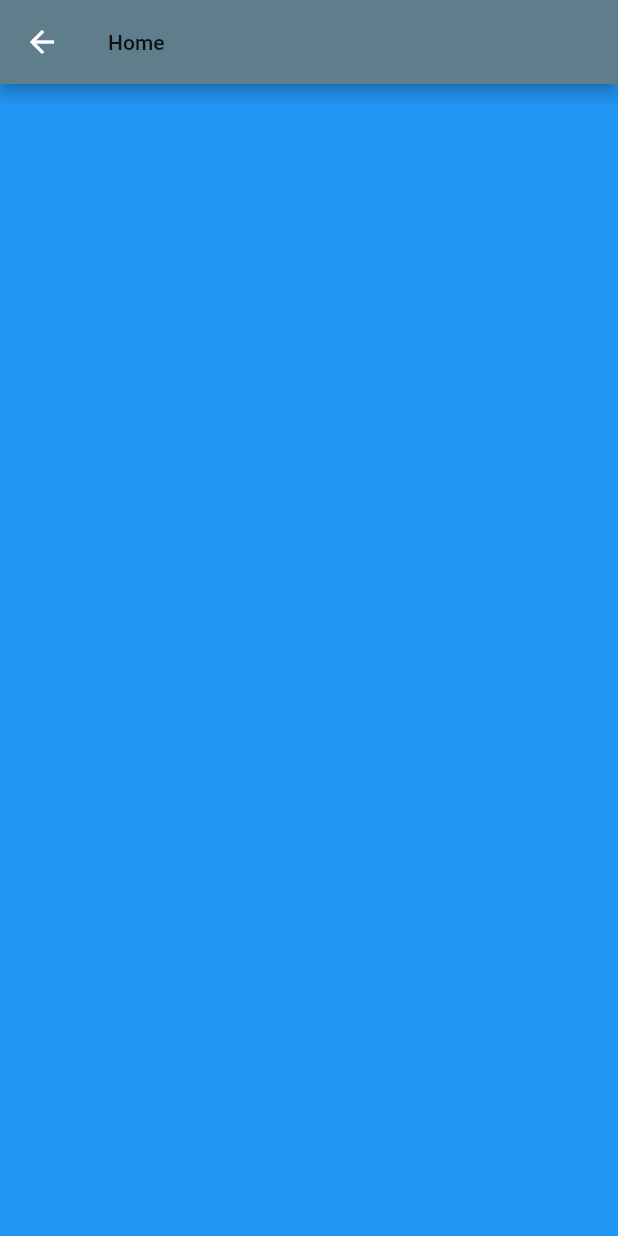
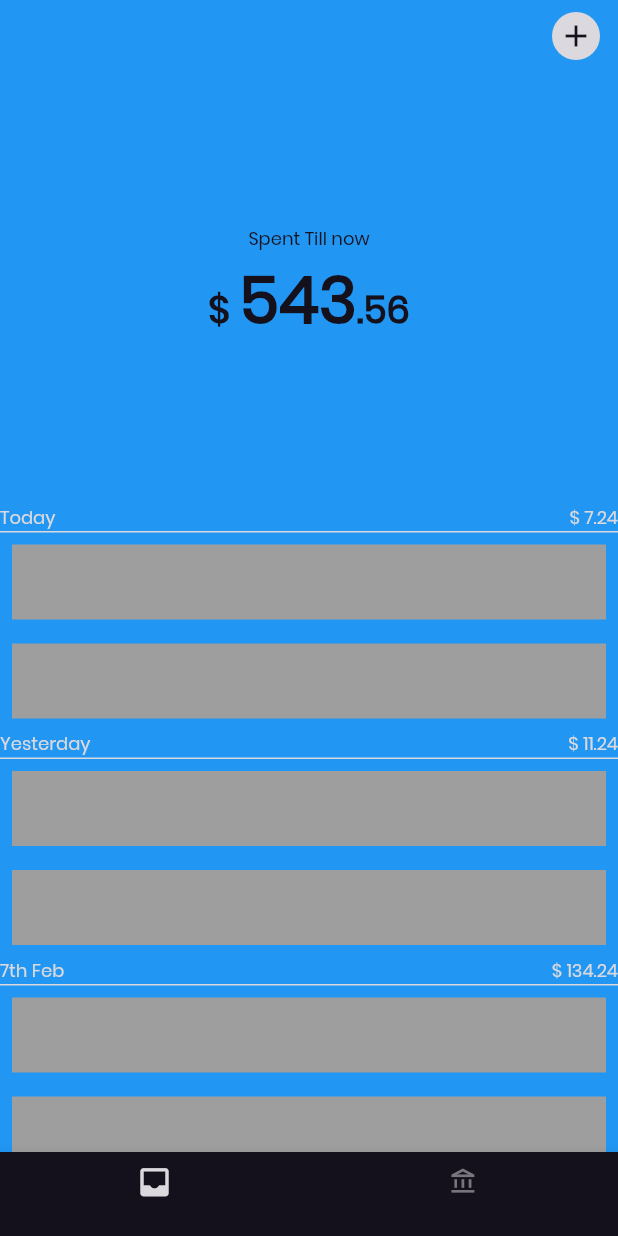
Before and after one commit to DevRaunak/expenser_113, a Flutter app: the HomePage screen opened directly, on a phone screen of 412 x 824 dp. Run offline on Flutter 3.47's test engine with Material 2 defaults, Android fonts, the phone set to English and light mode, and no system bars; our stand-ins replace bloc, flutter_bloc, shared_preferences, sqflite; accounts and stored records are empty.

Commit message:
Transaction Page Ui Completed

```diff
--- a/lib/constants.dart
+++ b/lib/constants.dart
@@ -2,4 +2,125 @@ class Constants{
 
   static const APPNAME = 'Expenser';
 
+  static const arrTransaction = [
+    {
+      'day':'Today',
+      'amt':'7.24',
+      'transactions': [
+        {
+          'image':'assets/images/expense_type/popcorn.png',
+          'title':'Movie Tickets',
+          'desc':'with friends',
+          'amt':'49.0',
+          'balance':'125.75'
+        },
+        {
+          'image':'assets/images/expense_type/hawaiian-shirt.png',
+          'title':'Shopping',
+          'desc':'3 T-shirts and Jeans',
+          'amt':'70.0',
+          'balance':'132.75'
+        }
+      ]
+    },
+
+    {
+      'day':'Yesterday',
+      'amt':'11.24',
+      'transactions': [
+        {
+          'image':'assets/images/expense_type/smartphone.png',
+          'title':'Online food',
+          'desc':'from Zomato',
+          'amt':'39.0',
+          'balance':'164.75'
+        },
+
+        {
+          'image':'assets/images/expense_type/smartphone.png',
+          'title':'Online food',
+          'desc':'from Zomato',
+          'amt':'39.0',
+          'balance':'164.75'
+        },
+
+      ]
+    },
+
+    {
+      'day':'7th Feb',
+      'amt':'134.24',
+      'transactions': [
+        {
+          'image':'assets/images/expense_type/snack.png',
+          'title':'Chips and Biscuits',
+          'desc':'in Office',
+          'amt':'11.34',
+          'balance':'175.75'
+        },
+        {
+          'image':'assets/images/expense_type/popcorn.png',
+          'title':'Movie Tickets',
+          'desc':'with friends',
+          'amt':'49.0',
+          'balance':'125.75'
+        },
+
+        {
+          'image':'assets/images/expense_type/travel.png',
+          'title':'Trip to Manali',
+          'desc':'with friends',
+          'amt':'249.0',
+          'balance':'453.75'
+        }
+
+      ]
+    },
+
+    {
+      'day':'6th Feb',
+      'amt':'234.24',
+      'transactions': [
+        {
+          'image':'assets/images/expense_type/snack.png',
+          'title':'Chips and Biscuits',
+          'desc':'in Office',
+          'amt':'11.34',
+          'balance':'175.75'
+        },
+        {
+          'image':'assets/images/expense_type/popcorn.png',
+          'title':'Movie Tickets',
+          'desc':'with friends',
+          'amt':'49.0',
+          'balance':'125.75'
+        },
+
+        {
+          'image':'assets/images/expense_type/travel.png',
+          'title':'Trip to Manali',
+          'desc':'with friends',
+          'amt':'249.0',
+          'balance':'453.75'
+        },
+        {
+          'image':'assets/images/expense_type/snack.png',
+          'title':'Chips and Biscuits',
+          'desc':'in Office',
+          'amt':'11.34',
+          'balance':'175.75'
+        },
+        {
+          'image':'assets/images/expense_type/popcorn.png',
+          'title':'Movie Tickets',
+          'desc':'with friends',
+          'amt':'49.0',
+          'balance':'125.75'
+        },
+
+
+      ]
+    }
+  ];
+
 }
--- a/lib/main.dart
+++ b/lib/main.dart
@@ -41,7 +41,7 @@ class MyApp extends StatelessWidget {
         darkTheme: AppTheme.darkTheme(),
         theme: AppTheme.lightTheme(),
         themeMode: provider.getThemeMode() ? ThemeMode.dark : ThemeMode.light,
-        home: AddExpensePage(),
+        home: HomePage(),
       );
     });
   }
--- /dev/null
+++ b/lib/screen/home/frag_pages/stats_graph_page.dart
@@ -0,0 +1,19 @@
+import 'package:flutter/material.dart';
+
+class StatsGraphPage extends StatefulWidget {
+  const StatsGraphPage({Key? key}) : super(key: key);
+
+  @override
+  State<StatsGraphPage> createState() => _StatsGraphPageState();
+}
+
+class _StatsGraphPageState extends State<StatsGraphPage> {
+  @override
+  Widget build(BuildContext context) {
+    return Scaffold(
+      body: Container(
+        color: Colors.brown.shade100,
+      ),
+    );
+  }
+}
--- /dev/null
+++ b/lib/screen/home/frag_pages/transaction_page.dart
@@ -0,0 +1,136 @@
+import 'package:expenser_113/ui_helper.dart';
+import 'package:flutter/material.dart';
+import 'package:provider/provider.dart';
+
+import '../../../constants.dart';
+import '../../../provider/app_provider.dart';
+import '../../add_expense/add_expense_page.dart';
+
+class TransactionPage extends StatefulWidget {
+  const TransactionPage({Key? key}) : super(key: key);
+
+  @override
+  State<TransactionPage> createState() => _TransactionPageState();
+}
+
+class _TransactionPageState extends State<TransactionPage> {
+  bool check = false;
+  var isLight;
+  var dummyData = Constants.arrTransaction;
+  @override
+  Widget build(BuildContext context) {
+    isLight = Theme.of(context).brightness==Brightness.light;
+    return SafeArea(
+      child: Scaffold(
+        body: Column(
+          children: [
+            Expanded(
+                child: Align(
+                  alignment: Alignment.topRight,
+                  child: Padding(
+                    padding: const EdgeInsets.all(8.0),
+                    child: InkWell(
+                      onTap: (){
+                        Navigator.push(context, MaterialPageRoute(builder: (context) => AddExpensePage(),));
+                      },
+                      child: CircleAvatar(
+                        backgroundColor: AppColor.secondaryColor,
+                        child: Icon(Icons.add, color: AppColor.appBlackColor,),
+                      ),
+                    ),
+                  ),
+                )),
+            Expanded(
+              flex: 6,
+                child: totalBalanceUI()),
+            Expanded(
+              flex: 9,
+                child: ListView.builder(
+                    itemCount: dummyData.length,
+                    itemBuilder: (ctx, index){
+                      return getAllTransactionsDateWise(dummyData[index]);
+                    }))
+          ],
+        ),
+      ),
+    );
+  }
+
+  Widget getAllTransactionsDateWise(Map<String, dynamic> dayWiseData){
+    return Column(
+      children: [
+        Row(
+          mainAxisAlignment: MainAxisAlignment.spaceBetween,
+          children: [
+            Text(dayWiseData['day'], style: mTextStyle12(mColor: AppColor.secondaryColor),),
+            Text('\$ ${dayWiseData['amt']}',  style: mTextStyle12(mColor: AppColor.secondaryColor),)
+          ],
+        ),
+        Container(
+          height: 1,
+          color: AppColor.secondaryColor,
+        ),
+        ListView.builder(
+          shrinkWrap: true,
+          physics: NeverScrollableScrollPhysics(),
+          itemCount: (dayWiseData['transactions'] as List).length,
+            itemBuilder: (ctx, index){
+            return getListOfAllTransAccToDate(dayWiseData['transactions'][index]);
+        })
+      ],
+    );
+  }
+
+  Widget getListOfAllTransAccToDate(Map<String, dynamic> dayWiseTransaction){
+    return Padding(
+      padding: const EdgeInsets.all(8.0),
+      child: Container(
+        height: 50,
+        color: Colors.grey,
+      ),
+    );
+  }
+
+  Widget totalBalanceUI() {
+    return Column(
+      mainAxisAlignment: MainAxisAlignment.center,
+      children: [
+        Text('Spent Till now',
+            style: mTextStyle12(
+                mColor: isLight
+                    ? AppColor.appBlackColor
+                    : AppColor.secondaryColor)),
+        RichText(
+            text: TextSpan(children: [
+              TextSpan(
+                  text: '\$ ',
+                  style: mTextStyle25(
+                      mColor: isLight
+                          ? AppColor.appBlackColor
+                          : AppColor.secondaryColor,
+                      mWeight: FontWeight.bold)),
+              TextSpan(
+                  text: '543',
+                  style: mTextStyle43(
+                      mWeight: FontWeight.bold,
+                      mColor: isLight ? AppColor.appBlackColor : AppColor.secondaryColor)),
+              TextSpan(
+                  text: '.56',
+                  style: mTextStyle25(
+                      mWeight: FontWeight.bold,
+                      mColor: isLight ? AppColor.appBlackColor : AppColor.secondaryColor))
+            ]))
+      ],
+    );
+  }
+}
+
+
+//Center(
+//           child: Switch(value: check, onChanged: (value){
+//             print(value);
+//             check = value;
+//             Provider.of<AppProvider>(context, listen: false).changeTheme(value);
+//             setState((){});
+//           }),
+//         ),
--- a/lib/screen/home/home_page.dart
+++ b/lib/screen/home/home_page.dart
@@ -1,21 +1,76 @@
+import 'package:expenser_113/screen/home/frag_pages/stats_graph_page.dart';
+import 'package:expenser_113/screen/home/frag_pages/transaction_page.dart';
 import 'package:expenser_113/ui_helper.dart';
 import 'package:flutter/material.dart';
 
-class HomePage extends StatelessWidget{
+class HomePage extends StatefulWidget{
+
+  @override
+  State<HomePage> createState() => _HomePageState();
+}
+
+class _HomePageState extends State<HomePage> {
+  var selectedIndex = 0;
+  var isLight;
+
+  var arrFrags = [
+    TransactionPage(),
+    StatsGraphPage()
+  ];
+
+
 
   @override
   Widget build(BuildContext context) {
-
+    isLight = Theme.of(context).brightness==Brightness.light;
     return Scaffold(
-      appBar: AppBar(
-        title: Text('Home', style: Theme.of(context).textTheme.bodyLarge),
-      ),
-
-      body: Column(
-        children: [
-        ],
-      )
+      body: arrFrags[selectedIndex],
+      bottomNavigationBar: getBottomNavigationBar(),
     );
   }
 
+  Widget getBottomNavigationBar(){
+    return BottomNavigationBar(
+      landscapeLayout: BottomNavigationBarLandscapeLayout.centered,
+      currentIndex: selectedIndex,
+      selectedIconTheme: IconThemeData(
+          size: 25
+      ),
+      unselectedIconTheme: IconThemeData(
+        size: 19,
+      ),
+      onTap: (index) {
+        selectedIndex = index;
+        setState(() {});
+      },
+      backgroundColor:
+      isLight ? AppColor.appBlackColor : AppColor.secondaryColor,
+      items: [
+        BottomNavigationBarItem(
+            icon: Icon(
+              Icons.inbox_outlined,
+              color:
+              isLight ? AppColor.secondaryColor.withOpacity(0.5) : AppColor.appBlackColor.withOpacity(0.5),
+            ),
+            label: '',
+            activeIcon: Icon(
+              Icons.inbox_rounded,
+              color: isLight ? AppColor.secondaryColor : AppColor.appBlackColor,
+            ),
+            tooltip: 'Transaction'),
+        BottomNavigationBarItem(
+            icon: Icon(
+              Icons.account_balance_outlined,
+              color:
+              isLight ? AppColor.secondaryColor.withOpacity(0.5) : AppColor.appBlackColor.withOpacity(0.5),
+            ),
+            label: '',
+            activeIcon: Icon(
+              Icons.account_balance,
+              color: isLight ? AppColor.secondaryColor : AppColor.appBlackColor,
+            ),
+            tooltip: 'Stats')
+      ],
+    );
+  }
 }
```
